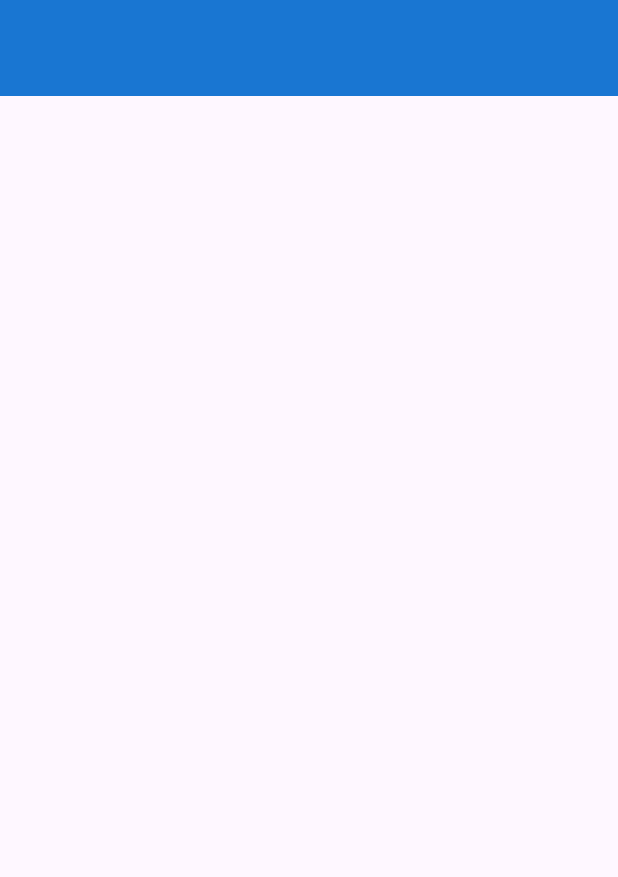
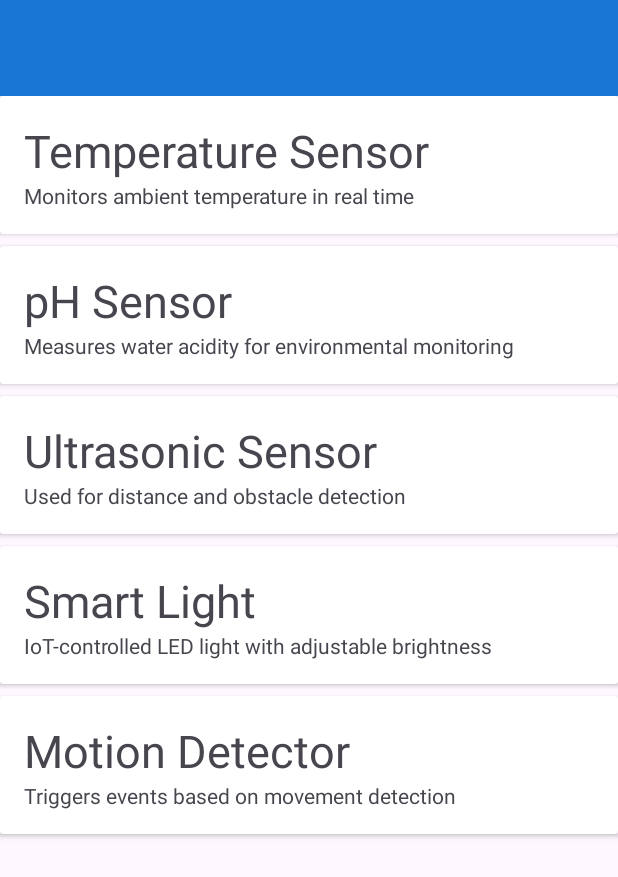
Before and after one commit to JeffHalley/AppDevAssignment1, an Android app: the screen it shows after launch (DeviceListActivity), on a phone screen of 412 x 824 dp. Shown: the top 877 px of the screen. Run offline under Robolectric (Android 15) with nearby library versions, the phone set to English and light mode, and no system bars; our stand-ins replace Timber; 1 statement that could not run was skipped.

Commit message:
Implement `RecyclerView` for device list display. create `card_device.xml` to define the layout for individual IoT device items in the list. Populate the global `devices` list in `MainApp.kt` with hardcoded sample data for testing purposes.

```diff
--- a/app/build.gradle.kts
+++ b/app/build.gradle.kts
@@ -46,6 +46,8 @@ dependencies {
     implementation(libs.material)
     implementation(libs.androidx.activity)
     implementation(libs.androidx.constraintlayout)
+    implementation(libs.androidx.recyclerview)
+    implementation(libs.androidx.cardview)
     testImplementation(libs.junit)
     androidTestImplementation(libs.androidx.junit)
     androidTestImplementation(libs.androidx.espresso.core)
--- a/app/src/main/java/ie/setu/appdevassignment1/activities/DeviceListActivity.kt
+++ b/app/src/main/java/ie/setu/appdevassignment1/activities/DeviceListActivity.kt
@@ -2,16 +2,56 @@ package ie.setu.appdevassignment1.activities
 
 import androidx.appcompat.app.AppCompatActivity
 import android.os.Bundle
-import ie.setu.appdevassignment1.R
+import android.view.LayoutInflater
+import android.view.ViewGroup
+import androidx.recyclerview.widget.LinearLayoutManager
+import androidx.recyclerview.widget.RecyclerView
+import ie.setu.appdevassignment1.databinding.ActivityDeviceListBinding
+import ie.setu.appdevassignment1.databinding.CardDeviceBinding
 import ie.setu.appdevassignment1.main.MainApp
+import ie.setu.appdevassignment1.models.DeviceModel
 
 class DeviceListActivity : AppCompatActivity() {
 
     lateinit var app: MainApp
+    private lateinit var binding: ActivityDeviceListBinding
 
     override fun onCreate(savedInstanceState: Bundle?) {
         super.onCreate(savedInstanceState)
-        setContentView(R.layout.activity_device_list)
+        binding = ActivityDeviceListBinding.inflate(layoutInflater)
+        setContentView(binding.root)
+
         app = application as MainApp
+
+        val layoutManager = LinearLayoutManager(this)
+        binding.recyclerView.layoutManager = layoutManager
+        binding.recyclerView.adapter = DeviceAdapter(app.devices)
     }
 }
+
+class DeviceAdapter constructor(private var devices: List<DeviceModel>) :
+    RecyclerView.Adapter<DeviceAdapter.MainHolder>() {
+
+    override fun onCreateViewHolder(parent: ViewGroup, viewType: Int): MainHolder {
+        val binding = CardDeviceBinding
+            .inflate(LayoutInflater.from(parent.context), parent, false)
+
+        return MainHolder(binding)
+    }
+
+    override fun onBindViewHolder(holder: MainHolder, position: Int) {
+        val device = devices[holder.adapterPosition]
+        holder.bind(device)
+    }
+
+    override fun getItemCount(): Int = devices.size
+
+    class MainHolder(private val binding : CardDeviceBinding) :
+        RecyclerView.ViewHolder(binding.root) {
+
+        fun bind(device: DeviceModel) {
+            binding.deviceTitle.text = device.title
+            binding.deviceDescription.text = device.description
+        }
+    }
+}
--- a/app/src/main/java/ie/setu/appdevassignment1/main/MainApp.kt
+++ b/app/src/main/java/ie/setu/appdevassignment1/main/MainApp.kt
@@ -12,6 +12,13 @@ class MainApp : Application() {
     override fun onCreate() {
         super.onCreate()
         Timber.plant(Timber.DebugTree())
-        i("Device started")
+        i("Device app started")
+
+        devices.add(DeviceModel("Temperature Sensor", "Monitors ambient temperature in real time"))
+        devices.add(DeviceModel("pH Sensor", "Measures water acidity for environmental monitoring"))
+        devices.add(DeviceModel("Ultrasonic Sensor", "Used for distance and obstacle detection"))
+        devices.add(DeviceModel("Smart Light", "IoT-controlled LED light with adjustable brightness"))
+        devices.add(DeviceModel("Motion Detector", "Triggers events based on movement detection"))
     }
+
 }
--- a/app/src/main/res/layout/activity_device.xml
+++ b/app/src/main/res/layout/activity_device.xml
@@ -1,6 +1,5 @@
 <?xml version="1.0" encoding="utf-8"?>
-<androidx.constraintlayout.widget.ConstraintLayout
-    xmlns:android="http://schemas.android.com/apk/res/android"
+<androidx.constraintlayout.widget.ConstraintLayout xmlns:android="http://schemas.android.com/apk/res/android"
     xmlns:app="http://schemas.android.com/apk/res-auto"
     xmlns:tools="http://schemas.android.com/tools"
     android:layout_width="match_parent"
@@ -11,8 +10,8 @@
     <RelativeLayout
         android:layout_width="match_parent"
         android:layout_height="match_parent"
-app:layout_constraintTop_toTopOf="parent"
-app:layout_constraintBottom_toBottomOf="parent">
+        app:layout_constraintBottom_toBottomOf="parent"
+        app:layout_constraintTop_toTopOf="parent">
 
         <com.google.android.material.appbar.AppBarLayout
             android:id="@+id/appBarLayout"
@@ -27,8 +26,8 @@ app:layout_constraintBottom_toBottomOf="parent">
                 android:id="@+id/toolbarAdd"
                 android:layout_width="match_parent"
                 android:layout_height="?attr/actionBarSize"
-        app:titleTextColor="@android:color/white"
-        android:padding="8dp" />
+                android:padding="8dp"
+                app:titleTextColor="@android:color/white" />
         </com.google.android.material.appbar.AppBarLayout>
 
         <ScrollView
@@ -49,12 +48,12 @@ app:layout_constraintBottom_toBottomOf="parent">
                     android:layout_height="48dp"
                     android:layout_marginTop="8dp"
                     android:hint="@string/hint_DeviceTitle"
-            android:textColorHint="@color/white"
                     android:inputType="text"
                     android:maxLength="25"
                     android:maxLines="1"
                     android:padding="8dp"
                     android:textColor="@color/white"
+                    android:textColorHint="@color/white"
                     android:textSize="16sp" />
 
                 <EditText
@@ -63,12 +62,12 @@ app:layout_constraintBottom_toBottomOf="parent">
                     android:layout_height="48dp"
                     android:layout_marginTop="8dp"
                     android:hint="@string/hint_DeviceDescription"
-            android:textColorHint="@color/white"
                     android:inputType="text"
                     android:maxLength="25"
                     android:maxLines="1"
                     android:padding="8dp"
                     android:textColor="@color/white"
+                    android:textColorHint="@color/white"
                     android:textSize="16sp" />
 
                 <Button
--- a/app/src/main/res/layout/activity_device_list.xml
+++ b/app/src/main/res/layout/activity_device_list.xml
@@ -1,6 +1,5 @@
 <?xml version="1.0" encoding="utf-8"?>
-<androidx.coordinatorlayout.widget.CoordinatorLayout
-    xmlns:android="http://schemas.android.com/apk/res/android"
+<androidx.coordinatorlayout.widget.CoordinatorLayout xmlns:android="http://schemas.android.com/apk/res/android"
     xmlns:app="http://schemas.android.com/apk/res-auto"
     xmlns:tools="http://schemas.android.com/tools"
     android:layout_width="match_parent"
@@ -22,4 +21,12 @@
             app:titleTextColor="@color/colorPrimary" />
     </com.google.android.material.appbar.AppBarLayout>
 
+    <androidx.recyclerview.widget.RecyclerView
+        android:id="@+id/recyclerView"
+        android:layout_width="match_parent"
+        android:layout_height="match_parent"
+        android:scrollbars="vertical"
+        app:layout_behavior="@string/appbar_scrolling_view_behavior" />
+
+
 </androidx.coordinatorlayout.widget.CoordinatorLayout>
--- /dev/null
+++ b/app/src/main/res/layout/card_device.xml
@@ -0,0 +1,30 @@
+<?xml version="1.0" encoding="utf-8"?>
+<androidx.cardview.widget.CardView xmlns:android="http://schemas.android.com/apk/res/android"
+    xmlns:tools="http://schemas.android.com/tools"
+    android:layout_width="match_parent"
+    android:layout_height="wrap_content"
+    android:layout_marginBottom="8dp"
+    android:elevation="24dp">
+
+    <RelativeLayout
+        android:layout_width="match_parent"
+        android:layout_height="wrap_content"
+        android:padding="16dp">
+
+        <TextView
+            android:id="@+id/deviceTitle"
+            android:layout_width="wrap_content"
+            android:layout_height="wrap_content"
+            android:layout_alignParentTop="true"
+            android:textSize="30sp"
+            tools:text="A Title" />
+
+        <TextView
+            android:id="@+id/deviceDescription"
+            android:layout_width="wrap_content"
+            android:layout_height="wrap_content"
+            android:layout_below="@id/deviceTitle"
+            tools:text="A Description" />
+
+    </RelativeLayout>
+</androidx.cardview.widget.CardView>
--- a/gradle/libs.versions.toml
+++ b/gradle/libs.versions.toml
@@ -1,5 +1,6 @@
 [versions]
 agp = "8.13.0"
+cardview = "1.0.0"
 kotlin = "2.2.20"
 coreKtx = "1.17.0"
 junit = "4.13.2"
@@ -9,10 +10,13 @@ appcompat = "1.7.1"
 material = "1.13.0"
 activity = "1.11.0"
 constraintlayout = "2.2.1"
+recyclerview = "1.4.0"
 timber = "1.5.1"
 
 [libraries]
+androidx-cardview = { module = "androidx.cardview:cardview", version.ref = "cardview" }
 androidx-core-ktx = { group = "androidx.core", name = "core-ktx", version.ref = "coreKtx" }
+androidx-recyclerview = { module = "androidx.recyclerview:recyclerview", version.ref = "recyclerview" }
 junit = { group = "junit", name = "junit", version.ref = "junit" }
 androidx-junit = { group = "androidx.test.ext", name = "junit", version.ref = "junitVersion" }
 androidx-espresso-core = { group = "androidx.test.espresso", name = "espresso-core", version.ref = "espressoCore" }
```
Lines whose indentation alone changed are shown as unchanged.
